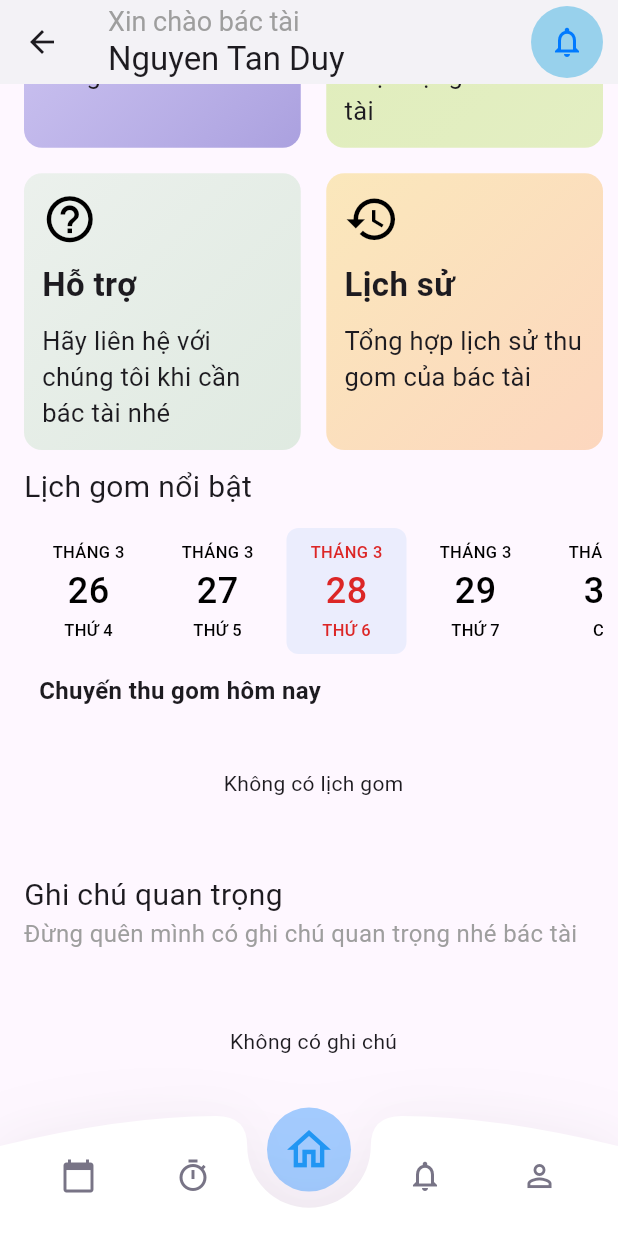
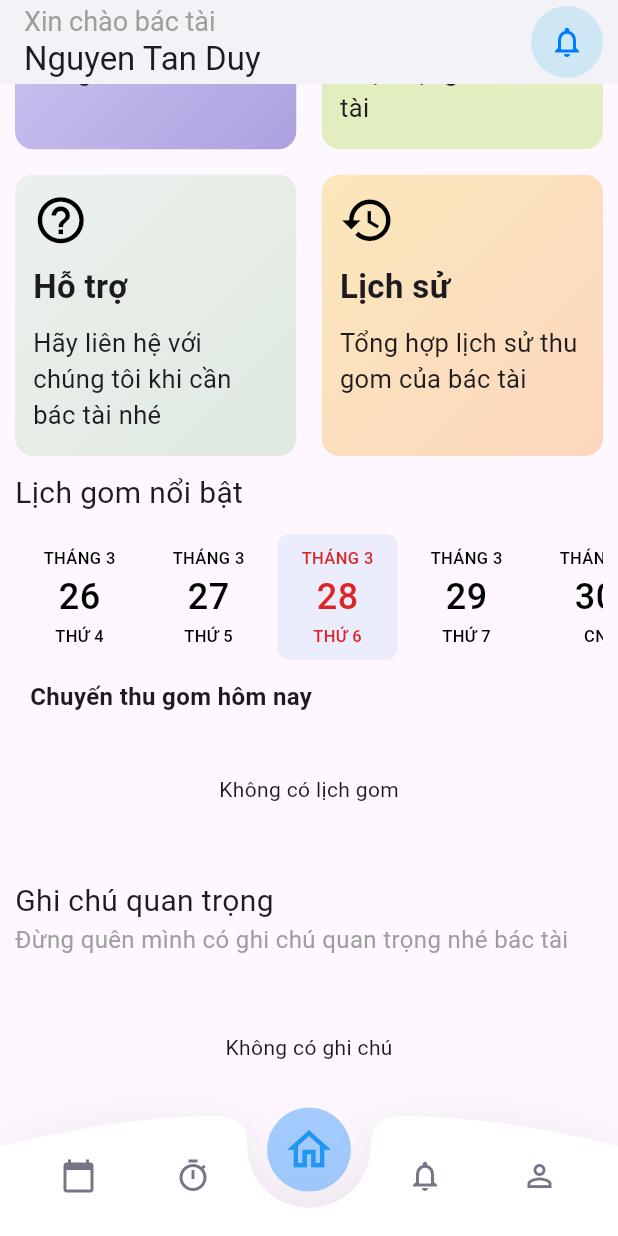
Before and after one commit to TanDuy204/CT-MTAC, a Flutter app: the BottomNavigationBars screen opened directly, scrolled down 255 dp, on a phone screen of 412 x 824 dp. Run offline on Flutter 3.47's test engine with Material 3 defaults, Android fonts, the phone set to English and light mode, and no system bars; drawn by our look-alikes of date_picker_timeline; our stand-ins replace device_preview, flutter_map, flutter_screenutil, geocoding, get, image_picker and 2 more.

Commit message:
update 28/3

```diff
--- a/lib/bottom_navigation_bar.dart
+++ b/lib/bottom_navigation_bar.dart
@@ -1,4 +1,6 @@
 import 'package:flutter/material.dart';
+import 'package:partner/mock_data.dart';
+
 import 'package:partner/views/calendar/calendar_screen.dart';
 import 'package:partner/views/home/home_screen.dart';
 import 'package:partner/views/notifications/notification_screen.dart';
@@ -16,7 +18,7 @@ class _BottomNavigationBarsState extends State<BottomNavigationBars> {
   int _currentIndex = 0;
 
   final List<Widget> _screens = [
-    const HomeScreen(),
+    HomeScreen(personLists: personList,),
     const CalendarScreen(),
     const TimeScreen(),
     const NotificationScreen(),
--- a/lib/delivery/widgets/delivery_receipt_header.dart
+++ b/lib/delivery/widgets/delivery_receipt_header.dart
@@ -7,7 +7,7 @@ class HeaderSection extends StatelessWidget {
   final String location;
   final String sender;
 
-  const HeaderSection({
+  const HeaderSection({super.key,
     required this.receiptId,
     required this.formattedTime,
     required this.formattedDay,
--- a/lib/main.dart
+++ b/lib/main.dart
@@ -3,7 +3,6 @@ import 'package:flutter/material.dart';
 import 'package:flutter_screenutil/flutter_screenutil.dart';
 import 'package:get/get.dart';
 import 'package:partner/bottom_navigation_bar.dart';
-import 'package:partner/delivery/delivery_receipt_screen.dart';
 import 'package:partner/map/map_screen.dart';
 import 'package:partner/mock_data.dart';
 import 'package:partner/views/home/collection_schedule_screen.dart';
@@ -35,7 +34,7 @@ class MyApp extends StatelessWidget {
           colorScheme: ColorScheme.fromSeed(seedColor: Colors.deepPurple),
           useMaterial3: true,
         ),
-        home: MapScreen(destinations: mockDestinations,),
+        home: BottomNavigationBars(),
       ),
     );
   }
--- a/lib/map/destination_list_widget.dart
+++ b/lib/map/destination_list_widget.dart
@@ -2,7 +2,6 @@ import 'package:flutter/material.dart';
 import 'package:get/get.dart';
 import 'package:partner/controllers/map_controller.dart';
 import 'package:partner/delivery/delivery_receipt_screen.dart';
-import 'package:partner/mock_data.dart';
 import 'package:partner/models/delivery_receipt_model.dart';
 import 'package:partner/models/destination_model.dart';
 
--- a/lib/map/map_screen.dart
+++ b/lib/map/map_screen.dart
@@ -79,7 +79,7 @@ class _MapScreenState extends State<MapScreen> {
                           ),
                         ),
                       );
-                    }).toList(),
+                    }),
                   ],
                 ),
                 Obx(() {
--- a/lib/views/home/home_screen.dart
+++ b/lib/views/home/home_screen.dart
@@ -1,12 +1,14 @@
 import 'package:flutter/material.dart';
 import 'package:partner/mock_data.dart';
+import 'package:partner/models/person_model.dart';
 
 import 'package:partner/views/home/widgets/schedule_widget.dart';
 import 'package:partner/views/home/widgets/menu_item_widget.dart';
 import 'package:partner/views/home/widgets/notes_widget.dart';
 
 class HomeScreen extends StatefulWidget {
-  const HomeScreen({super.key});
+  final List<PersonModel> personLists;
+  const HomeScreen({super.key, required this.personLists});
 
   @override
   State<HomeScreen> createState() => _HomeScreenState();
@@ -26,7 +28,7 @@ class _HomeScreenState extends State<HomeScreen> {
               'Xin chào bác tài',
               style: TextStyle(fontSize: 18, color: Colors.grey),
             ),
-            Text('Nguyen Tan Duy'),
+            Text(widget.personLists[0].name),
           ],
         ),
         actions: [
@@ -34,7 +36,7 @@ class _HomeScreenState extends State<HomeScreen> {
             margin: EdgeInsets.only(right: 10),
             decoration: BoxDecoration(
               borderRadius: BorderRadius.circular(50),
-              color: const Color.fromARGB(255, 152, 209, 236),
+              color: const Color(0xFF007AFF2).withOpacity(0.16),
             ),
             child: IconButton(
               onPressed: () {},
@@ -49,20 +51,20 @@ class _HomeScreenState extends State<HomeScreen> {
       body: SingleChildScrollView(
         child: Container(
           color: Color(0xFFFEF7FF),
-          padding: EdgeInsets.only(right: 10, left: 16, top: 10),
+          padding: EdgeInsets.only(right: 10, left: 10, top: 10),
           child: Column(
             crossAxisAlignment: CrossAxisAlignment.start,
             children: [
               Row(
                 children: [
                   Text(
-                    "51C-7373",
-                    style: TextStyle(fontSize: 34, fontWeight: FontWeight.bold),
+                    widget.personLists[0].licensePlate,
+                    style: TextStyle(fontSize: 33, fontWeight: FontWeight.bold),
                   ),
                   Spacer(),
                   Text(
-                    "MSX:7362",
-                    style: TextStyle(fontSize: 34, fontWeight: FontWeight.bold),
+                    widget.personLists[0].msx,
+                    style: TextStyle(fontSize: 33, fontWeight: FontWeight.bold),
                   ),
                 ],
               ),
@@ -73,12 +75,14 @@ class _HomeScreenState extends State<HomeScreen> {
               MenuItemWidget(),
 
               SizedBox(height: 10),
-              //Lịch gom nổi bật
+
+              ///Lịch gom nổi bật
               Text("Lịch gom nổi bật", style: TextStyle(fontSize: 20)),
               SizedBox(height: 10),
               ScheduleWidget(),
               SizedBox(height: 10),
-              //Ghi chú quang trong
+
+              ///Ghi chú quang trong
               Text("Ghi chú quan trọng", style: TextStyle(fontSize: 20)),
               Text("Đừng quên mình có ghi chú quan trọng nhé bác tài",
                   style: TextStyle(fontSize: 16, color: Colors.grey)),
--- a/lib/views/home/widgets/menu_item_widget.dart
+++ b/lib/views/home/widgets/menu_item_widget.dart
@@ -30,7 +30,7 @@ class MenuItemWidget extends StatelessWidget {
             Color(0xFFB1DE52).withOpacity(0.35),
             Icons.bar_chart,
             "Thống kê",
-            "Thống kê các chỉ số hoạt động cảu bác tài",
+            "Thống kê các chỉ số hoạt động của bác tài",
             () {}),
         _buildMenuItem(
             context,
@@ -71,15 +71,19 @@ Widget _buildMenuItem(BuildContext context, Color color1, Color color2,
         child: Column(
           crossAxisAlignment: CrossAxisAlignment.start,
           children: [
-            Icon(icon, size: 37, color: Colors.black),
+            Icon(icon, size: MediaQuery.of(context).size.width < 400 ? 33 : 37, color: Colors.black),
             SizedBox(height: 10),
             Text(title,
-                style: TextStyle(fontSize: 22, fontWeight: FontWeight.bold)),
+                style: TextStyle(
+                    fontSize: MediaQuery.of(context).size.width < 360
+        ? 17
+        : (MediaQuery.of(context).size.width < 400 ? 17 : 22),
+                    fontWeight: FontWeight.bold)),
             SizedBox(height: 10),
             Text(
               subTitle,
               style: TextStyle(
-                fontSize: MediaQuery.of(context).size.width < 400 ? 13 : 17,
+                fontSize: MediaQuery.of(context).size.width < 400 ? 14 : 17,
               ),
             ),
           ],
```
Also changed, not shown: lib/controllers/map_controller.dart (+8 -8 lines), 1 other file.
